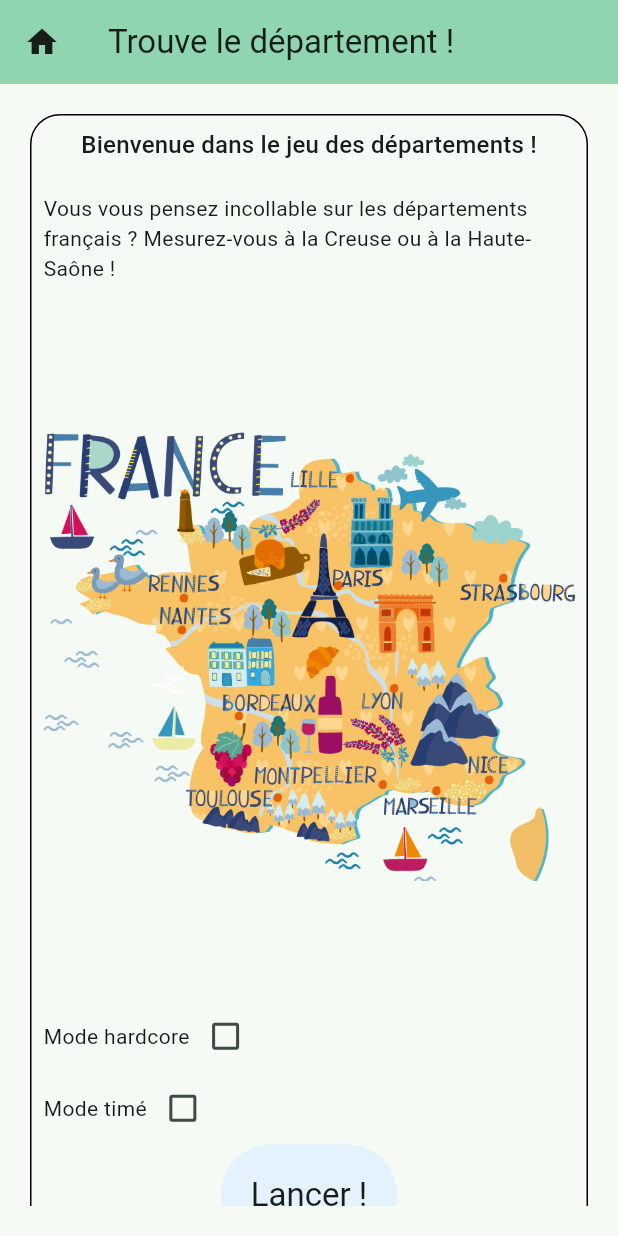
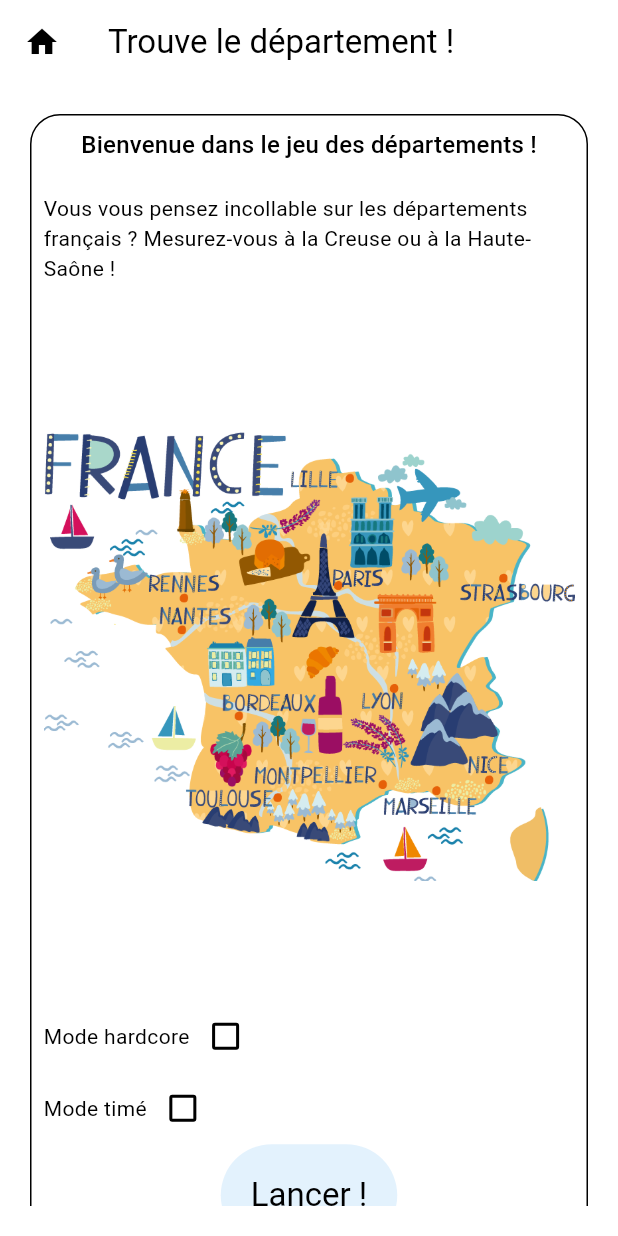
Before and after one commit to STid95/thimothe, a Flutter app: the screen it shows after launch, on a phone screen of 412 x 824 dp. Run offline on Flutter 3.47's test engine with Material 3 defaults, Android fonts, the phone set to English and light mode, and no system bars; network calls fail.

Commit message:
Changement de couleur principale

```diff
--- a/lib/main.dart
+++ b/lib/main.dart
@@ -13,7 +13,7 @@ class MyApp extends StatelessWidget {
     return MaterialApp(
       title: 'Department game',
       theme: ThemeData(
-        colorScheme: ColorScheme.fromSeed(seedColor: const Color(0xFFC5DECD)),
+        colorScheme: ColorScheme.fromSwatch().copyWith(secondary: Colors.blue),
         useMaterial3: true,
       ),
       home: MyHomePage(title: 'Trouve le département !'),
```
